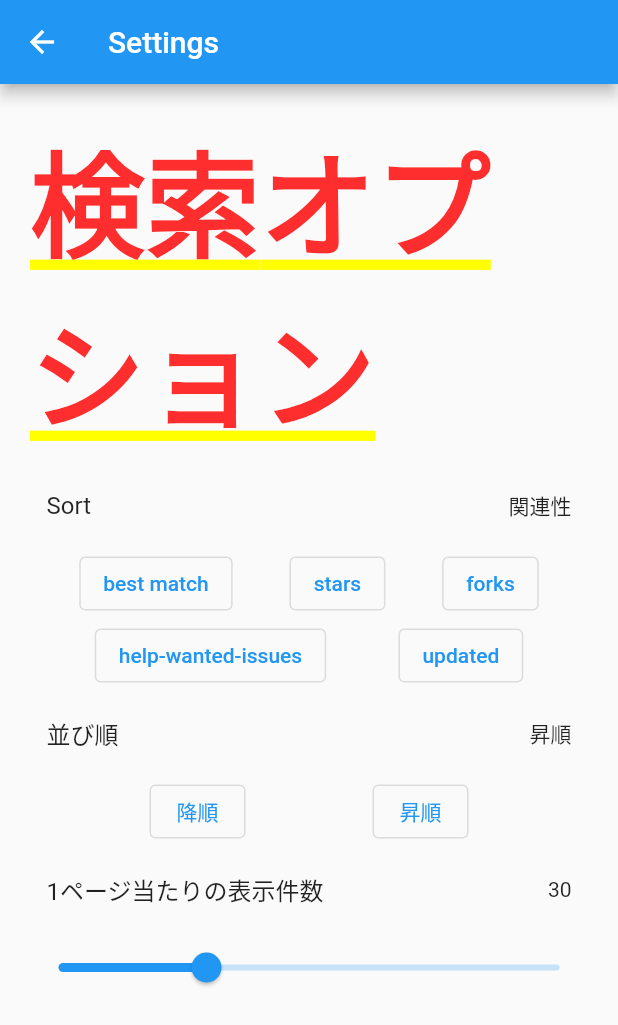
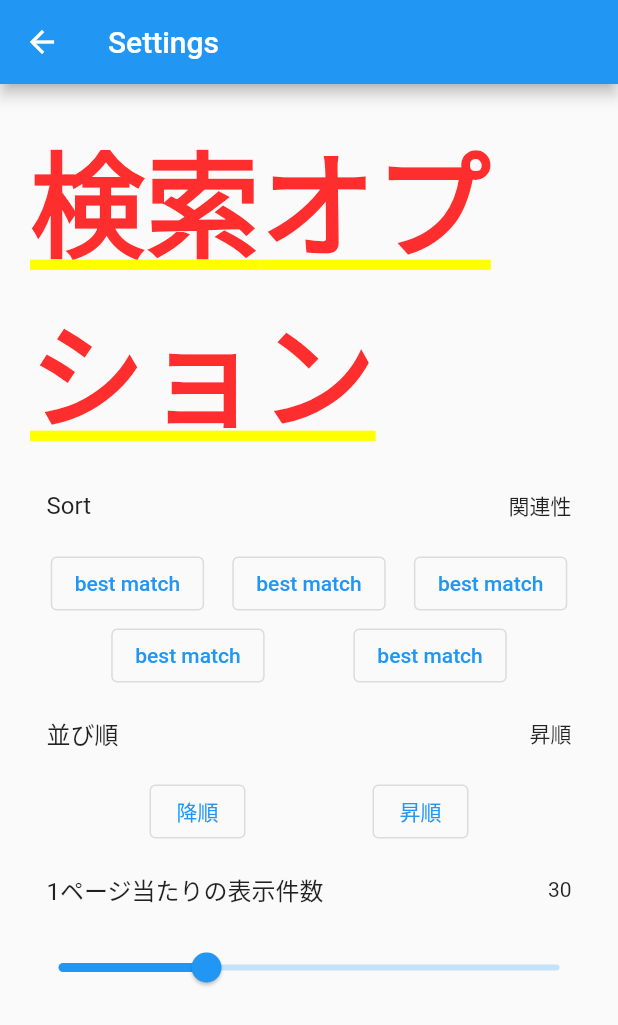
Before and after one commit to GawinGowin/RepositoriesSearcher, a Flutter app: the Settings screen opened directly, after a tap on "昇順", on a phone screen of 412 x 824 dp. Shown: the top 1025 px of the screen. Run offline on Flutter 3.47's test engine with Material 2 defaults, Android fonts, the phone set to English and light mode, and no system bars; our stand-ins replace flutter_hooks, hooks_riverpod, riverpod_annotation, yaml; generated files the repository leaves out were written again.

Commit message:
refactor code

```diff
--- a/lib/modules/setting_panel.dart
+++ b/lib/modules/setting_panel.dart
@@ -18,6 +18,9 @@ class SettingPanel extends ConsumerWidget {
 
     debugPrint("$inputField");
 
+    List<String> sortTypes = ["", "stars", "forks", "help-wanted-issues", "updated"];
+    Map<String,String> orderTypes = {"降順":"desc", "昇順":"asc"};
+
     return SingleChildScrollView(
       child: Column(
         children: [
@@ -31,40 +34,13 @@ class SettingPanel extends ConsumerWidget {
             child: Wrap(
               alignment: WrapAlignment.spaceEvenly,
               children: [
+                for (final sortName in sortTypes)
                   OutlinedButton(
                     onPressed: () {
-                    copyInputField["sort"] = "";
+                      copyInputField["sort"] = sortName;
                       ref.read(searchFieldNotifierProvider.notifier).updateState(copyInputField);
                     },
                     child: const Text('best match'),
-                ),
-                OutlinedButton(
-                  onPressed: () {
-                    copyInputField["sort"] = "stars";
-                    ref.read(searchFieldNotifierProvider.notifier).updateState(copyInputField);
-                  },
-                  child: const Text('stars'),
-                ),
-                OutlinedButton(
-                  onPressed: () {
-                    copyInputField["sort"] = "forks";
-                    ref.read(searchFieldNotifierProvider.notifier).updateState(copyInputField);
-                  },
-                  child: const Text('forks'),
-                ),
-                OutlinedButton(
-                  onPressed: () {
-                    copyInputField["sort"] = "help-wanted-issues";
-                    ref.read(searchFieldNotifierProvider.notifier).updateState(copyInputField);
-                  },
-                  child: const Text('help-wanted-issues'),
-                ),
-                OutlinedButton(
-                  onPressed: () {
-                    copyInputField["sort"] = "updated";
-                    ref.read(searchFieldNotifierProvider.notifier).updateState(copyInputField);
-                  },
-                  child: const Text('updated')
                   ),
               ],
             ),
@@ -78,19 +54,13 @@ class SettingPanel extends ConsumerWidget {
           Row(
             mainAxisAlignment: MainAxisAlignment.spaceEvenly,
             children: [
+              for (final orderKey in orderTypes.keys)
                 OutlinedButton(
                   onPressed: () {
-                  copyInputField["order"] = "desc";
+                    copyInputField["order"] = orderTypes[orderKey];
                     ref.read(searchFieldNotifierProvider.notifier).updateState(copyInputField);
                   },
-                child: const Text('降順'),
-              ),
-              OutlinedButton(
-                onPressed: () {
-                  copyInputField["order"] = "asc";
-                  ref.read(searchFieldNotifierProvider.notifier).updateState(copyInputField);
-                },
-                child: const Text('昇順'),
+                  child: Text(orderKey),
                 ),
           ],),
 
```
Lines whose indentation alone changed are shown as unchanged.
